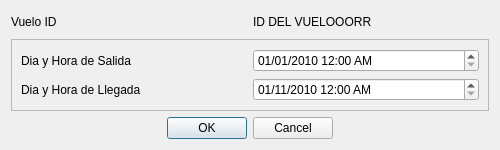
The window that src/ui/actualizacionInstanciasVuelo.ui (diegomarcov/svr) describes before a commit, drawn with Qt 5.
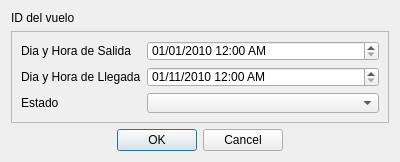
The same window after the commit.

```diff
--- a/src/ui/actualizacionInstanciasVuelo.ui
+++ b/src/ui/actualizacionInstanciasVuelo.ui
@@ -9,8 +9,8 @@
    <rect>
     <x>0</x>
     <y>0</y>
-    <width>500</width>
-    <height>150</height>
+    <width>400</width>
+    <height>162</height>
    </rect>
   </property>
   <property name="sizePolicy">
@@ -21,14 +21,14 @@
   </property>
   <property name="minimumSize">
    <size>
-    <width>500</width>
+    <width>400</width>
     <height>150</height>
    </size>
   </property>
   <property name="maximumSize">
    <size>
-    <width>500</width>
-    <height>150</height>
+    <width>400</width>
+    <height>162</height>
    </size>
   </property>
   <property name="windowTitle">
@@ -41,8 +41,8 @@
    <bool>false</bool>
   </property>
   <layout class="QGridLayout" name="gridLayout">
-   <item row="0" column="2" colspan="2">
-    <widget class="QLabel" name="labelIDVuelo">
+   <item row="0" column="0">
+    <widget class="QLabel" name="label">
      <property name="sizePolicy">
       <sizepolicy hsizetype="Preferred" vsizetype="Preferred">
        <horstretch>0</horstretch>
@@ -56,11 +56,11 @@
       </size>
      </property>
      <property name="text">
-      <string>ID DEL VUELOOORR</string>
+      <string>ID del vuelo</string>
      </property>
     </widget>
    </item>
-   <item row="1" column="0" colspan="4">
+   <item row="1" column="0" colspan="3">
     <widget class="QFrame" name="frame">
      <property name="frameShape">
       <enum>QFrame::StyledPanel</enum>
@@ -68,14 +68,7 @@
      <property name="frameShadow">
       <enum>QFrame::Raised</enum>
      </property>
-     <layout class="QGridLayout" name="gridLayout_2">
-      <item row="1" column="0">
-       <widget class="QLabel" name="label_3">
-        <property name="text">
-         <string>Dia y Hora de Llegada</string>
-        </property>
-       </widget>
-      </item>
+     <layout class="QFormLayout" name="formLayout">
       <item row="0" column="0">
        <widget class="QLabel" name="label_2">
         <property name="text">
@@ -107,6 +100,13 @@
         </property>
        </widget>
       </item>
+      <item row="1" column="0">
+       <widget class="QLabel" name="label_3">
+        <property name="text">
+         <string>Dia y Hora de Llegada</string>
+        </property>
+       </widget>
+      </item>
       <item row="1" column="1">
        <widget class="QDateTimeEdit" name="dateTimeEditHoraLlegada">
         <property name="minimumDate">
@@ -124,10 +124,33 @@
         </property>
        </widget>
       </item>
+      <item row="2" column="0">
+       <widget class="QLabel" name="label_4">
+        <property name="text">
+         <string>Estado</string>
+        </property>
+       </widget>
+      </item>
+      <item row="2" column="1">
+       <widget class="QComboBox" name="comboBoxEstado"/>
+      </item>
      </layout>
     </widget>
    </item>
-   <item row="2" column="1" colspan="2">
+   <item row="2" column="0">
+    <spacer name="horizontalSpacer_2">
+     <property name="orientation">
+      <enum>Qt::Horizontal</enum>
+     </property>
+     <property name="sizeHint" stdset="0">
+      <size>
+       <width>40</width>
+       <height>20</height>
+      </size>
+     </property>
+    </spacer>
+   </item>
+   <item row="2" column="1">
     <widget class="QDialogButtonBox" name="buttonBox">
      <property name="orientation">
       <enum>Qt::Horizontal</enum>
@@ -137,7 +160,7 @@
      </property>
     </widget>
    </item>
-   <item row="2" column="3">
+   <item row="2" column="2">
     <spacer name="horizontalSpacer">
      <property name="orientation">
       <enum>Qt::Horizontal</enum>
@@ -150,23 +173,10 @@
      </property>
     </spacer>
    </item>
-   <item row="2" column="0">
-    <spacer name="horizontalSpacer_2">
-     <property name="orientation">
-      <enum>Qt::Horizontal</enum>
-     </property>
-     <property name="sizeHint" stdset="0">
-      <size>
-       <width>40</width>
-       <height>20</height>
-      </size>
-     </property>
-    </spacer>
-   </item>
-   <item row="0" column="0" colspan="2">
-    <widget class="QLabel" name="label">
+   <item row="0" column="1" colspan="2">
+    <widget class="QLabel" name="labelIDVuelo">
      <property name="text">
-      <string>Vuelo ID</string>
+      <string/>
      </property>
     </widget>
    </item>
```
